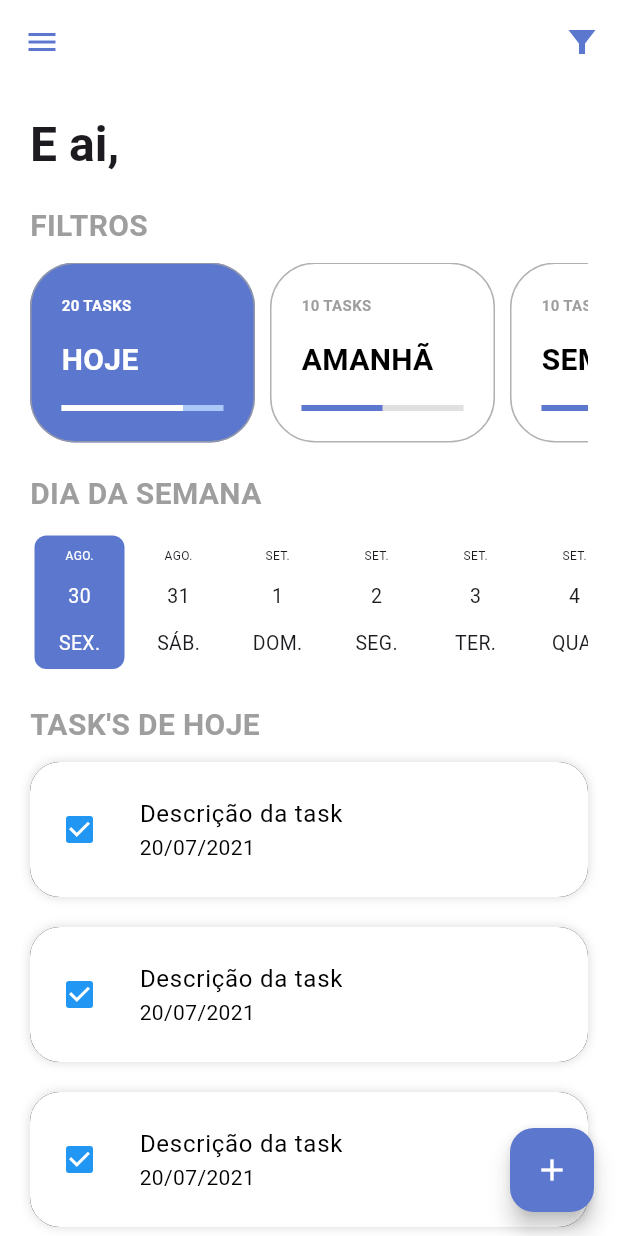
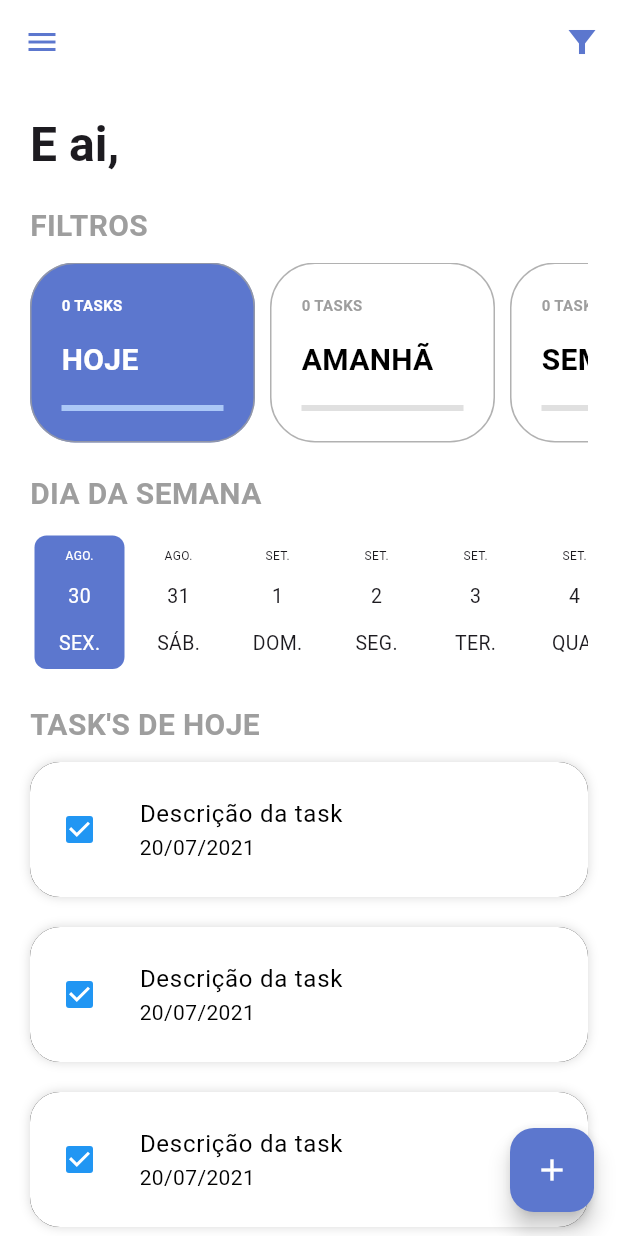
Before and after one commit to M0rona/todo_list_flutter, a Flutter app: the screen it shows once a user with an empty profile is signed in, in the side drawer, after a tap on the "add" icon, on a phone screen of 412 x 824 dp. Run offline on Flutter 3.47's test engine with Material 3 defaults, Android fonts, the phone set to English and light mode, and no system bars; drawn by our look-alikes of date_picker_timeline; our stand-ins replace firebase_auth, firebase_core, flutter_signin_button, google_fonts, google_sign_in, sqflite and 1 more; missing offline and left inert: flutter_overlay_loader, validatorless; accounts and stored records are empty; network calls fail; Roboto replaces fonts that are missing (Mandali).

Commit message:
feat: :card_file_box: fetching data and populating filter cards

```diff
--- a/lib/app/models/task_model.dart
+++ b/lib/app/models/task_model.dart
@@ -13,8 +13,8 @@ class TaskModel {
 
   factory TaskModel.loadFromDb(Map<String, dynamic> task) => TaskModel(
         id: task['id'],
-        description: task['description'],
-        dateTime: DateTime.parse(task['date_hora']),
-        isFinish: task['is_finish'] == 1,
+        description: task['descricao'],
+        dateTime: DateTime.parse(task['data_hora']),
+        isFinish: task['finalizado'] == 1,
       );
 }
--- a/lib/app/modules/home/home_controller.dart
+++ b/lib/app/modules/home/home_controller.dart
@@ -1,6 +1,46 @@
 import 'package:todo_list_provider/app/core/notifier/default_change_notifier.dart';
 import 'package:todo_list_provider/app/models/task_filter_enum.dart';
+import 'package:todo_list_provider/app/models/task_model.dart';
+import 'package:todo_list_provider/app/models/total_tasks_model.dart';
+import 'package:todo_list_provider/app/models/week_task_model.dart';
+import 'package:todo_list_provider/app/services/task/task_service.dart';
 
 class HomeController extends DefaultChangeNotifier {
+  final TaskService _taskService;
   var filterSeleted = TaskFilterEnum.today;
+  TotalTasksModel? todayTotalTasks;
+  TotalTasksModel? tomorrowTotalTasks;
+  TotalTasksModel? weekTotalTasks;
+
+  HomeController({required TaskService taskService})
+      : _taskService = taskService;
+
+  Future<void> loadTotalTasks() async {
+    final allTasks = await Future.wait([
+      _taskService.getToday(),
+      _taskService.getTomorrow(),
+      _taskService.getWeek(),
+    ]);
+
+    final todayTasks = allTasks[0] as List<TaskModel>;
+    final tomorrowTasks = allTasks[1] as List<TaskModel>;
+    final weekTasks = allTasks[2] as WeekTaskModel;
+
+    todayTotalTasks = TotalTasksModel(
+      totalTasks: todayTasks.length,
+      totalTasksFinish: todayTasks.where((task) => task.isFinish).length,
+    );
+
+    tomorrowTotalTasks = TotalTasksModel(
+      totalTasks: tomorrowTasks.length,
+      totalTasksFinish: tomorrowTasks.where((task) => task.isFinish).length,
+    );
+
+    weekTotalTasks = TotalTasksModel(
+      totalTasks: weekTasks.tasks.length,
+      totalTasksFinish: weekTasks.tasks.where((task) => task.isFinish).length,
+    );
+
+    notifyListeners();
+  }
 }
--- a/lib/app/modules/home/home_module.dart
+++ b/lib/app/modules/home/home_module.dart
@@ -2,15 +2,29 @@ import 'package:provider/provider.dart';
 import 'package:todo_list_provider/app/core/modules/todo_list_module.dart';
 import 'package:todo_list_provider/app/modules/home/home_controller.dart';
 import 'package:todo_list_provider/app/modules/home/home_page.dart';
+import 'package:todo_list_provider/app/repositories/task/task_repository.dart';
+import 'package:todo_list_provider/app/repositories/task/task_repository_impl.dart';
+import 'package:todo_list_provider/app/services/task/task_service.dart';
+import 'package:todo_list_provider/app/services/task/task_service_impl.dart';
 
 class HomeModule extends TodoListModule {
   HomeModule()
       : super(
           bindings: [
-            ChangeNotifierProvider(create: (_) => HomeController()),
+            Provider<TaskRepository>(
+                create: (context) => TaskRepositoryImpl(
+                    sqliteConnectionFactory: context.read())),
+            Provider<TaskService>(
+                create: (context) =>
+                    TaskServiceImpl(taskRepository: context.read())),
+            ChangeNotifierProvider(
+              create: (context) => HomeController(
+                taskService: context.read(),
+              ),
+            ),
           ],
           routers: {
-            '/home': (_) => const HomePage(),
+            '/home': (context) => HomePage(homeController: context.read()),
           },
         );
 }
--- a/lib/app/modules/home/home_page.dart
+++ b/lib/app/modules/home/home_page.dart
@@ -1,5 +1,6 @@
 import 'package:flutter/material.dart';
 import 'package:todo_list_provider/app/core/ui/theme_extensions.dart';
+import 'package:todo_list_provider/app/modules/home/home_controller.dart';
 import 'package:todo_list_provider/app/modules/home/widgets/home_drawer.dart';
 import 'package:todo_list_provider/app/modules/home/widgets/home_filters.dart';
 import 'package:todo_list_provider/app/modules/home/widgets/home_header.dart';
@@ -7,9 +8,16 @@ import 'package:todo_list_provider/app/modules/home/widgets/home_tasks.dart';
 import 'package:todo_list_provider/app/modules/home/widgets/home_week_filter.dart';
 import 'package:todo_list_provider/app/modules/task/task_module.dart';
 
-class HomePage extends StatelessWidget {
-  const HomePage({super.key});
+class HomePage extends StatefulWidget {
+  final HomeController _homeController;
+  const HomePage({super.key, required HomeController homeController})
+      : _homeController = homeController;
 
+  @override
+  State<HomePage> createState() => _HomePageState();
+}
+
+class _HomePageState extends State<HomePage> {
   void _goToCreateTask(BuildContext context) {
     Navigator.of(context).push(
       PageRouteBuilder(
@@ -30,6 +38,13 @@ class HomePage extends StatelessWidget {
             TaskModule().getPage("/task/create", context),
       ),
     );
+  }
+
+  @override
+  void initState() {
+    super.initState();
+
+    widget._homeController.loadTotalTasks();
   }
 
   @override
--- a/lib/app/modules/home/widgets/home_filters.dart
+++ b/lib/app/modules/home/widgets/home_filters.dart
@@ -27,7 +27,9 @@ class HomeFilters extends StatelessWidget {
                 label: "HOJE",
                 taskFilterEnum: TaskFilterEnum.today,
                 totalTasksModel:
-                    TotalTasksModel(totalTasks: 20, totalTasksFinish: 15),
+                    context.select<HomeController, TotalTasksModel?>(
+                  (controller) => controller.todayTotalTasks,
+                ),
                 selected: context.select<HomeController, TaskFilterEnum>(
                         (value) => value.filterSeleted) ==
                     TaskFilterEnum.today,
@@ -36,7 +38,9 @@ class HomeFilters extends StatelessWidget {
                 label: "AMANHÃ",
                 taskFilterEnum: TaskFilterEnum.tomorrow,
                 totalTasksModel:
-                    TotalTasksModel(totalTasks: 10, totalTasksFinish: 5),
+                    context.select<HomeController, TotalTasksModel?>(
+                  (controller) => controller.tomorrowTotalTasks,
+                ),
                 selected: context.select<HomeController, TaskFilterEnum>(
                         (value) => value.filterSeleted) ==
                     TaskFilterEnum.tomorrow,
@@ -45,7 +49,9 @@ class HomeFilters extends StatelessWidget {
                 label: "SEMANA",
                 taskFilterEnum: TaskFilterEnum.week,
                 totalTasksModel:
-                    TotalTasksModel(totalTasks: 10, totalTasksFinish: 5),
+                    context.select<HomeController, TotalTasksModel?>(
+                  (controller) => controller.weekTotalTasks,
+                ),
                 selected: context.select<HomeController, TaskFilterEnum>(
                         (value) => value.filterSeleted) ==
                     TaskFilterEnum.week,
```
